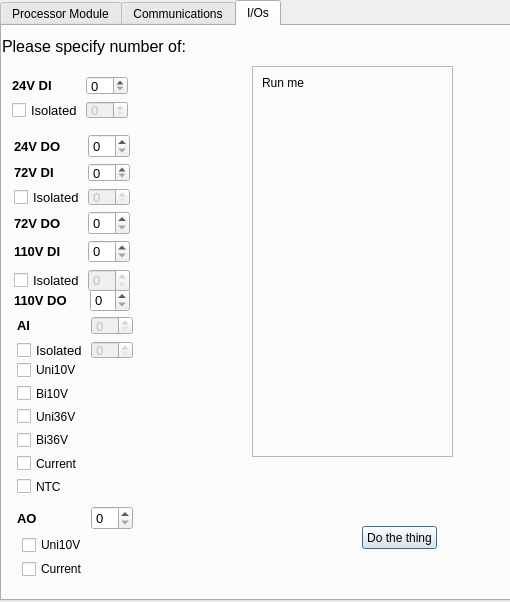
Before: the Qt Designer form untitled.ui in WRooke/PC3Configurator, drawn with Qt 5.
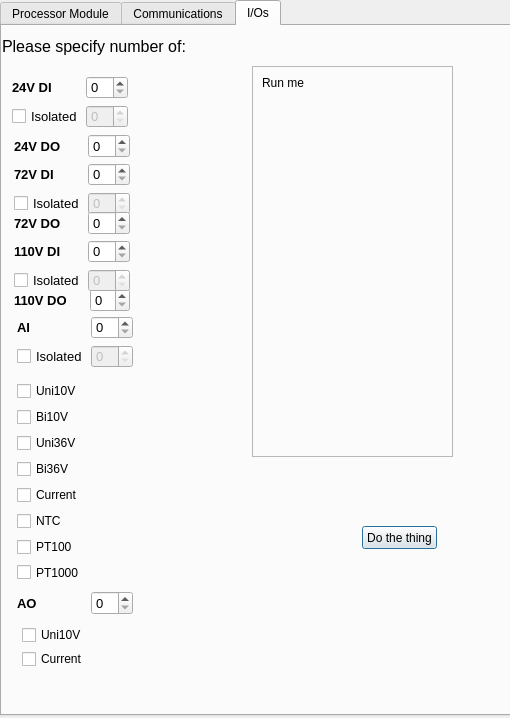
After: the same form once the commit is applied.

Commit message:
Updated GUI for PT100/1000 inputs
Thank christ for git, turns out its a bad idea to overwrite useful stuff without saving it first

Diff of the .ui file:
```diff
--- a/untitled.ui
+++ b/untitled.ui
@@ -7,7 +7,7 @@
     <x>0</x>
     <y>0</y>
     <width>510</width>
-    <height>602</height>
+    <height>718</height>
    </rect>
   </property>
   <property name="windowTitle">
@@ -19,7 +19,7 @@
      <x>0</x>
      <y>0</y>
      <width>511</width>
-     <height>601</height>
+     <height>716</height>
     </rect>
    </property>
    <property name="currentIndex">
@@ -177,13 +177,13 @@
       <string>Do the thing</string>
      </property>
     </widget>
-    <widget class="QWidget" name="">
+    <widget class="QWidget" name="layoutWidget">
      <property name="geometry">
       <rect>
        <x>10</x>
        <y>50</y>
        <width>116</width>
-       <height>43</height>
+       <height>52</height>
       </rect>
      </property>
      <layout class="QGridLayout" name="gridLayout">
@@ -254,13 +254,13 @@
       </item>
      </layout>
     </widget>
-    <widget class="QWidget" name="">
+    <widget class="QWidget" name="layoutWidget">
      <property name="geometry">
       <rect>
        <x>15</x>
        <y>290</y>
        <width>116</width>
-       <height>43</height>
+       <height>52</height>
       </rect>
      </property>
      <layout class="QGridLayout" name="gridLayout_7">
@@ -287,7 +287,7 @@
       <item row="0" column="1">
        <widget class="QSpinBox" name="AI">
         <property name="enabled">
-         <bool>false</bool>
+         <bool>true</bool>
         </property>
         <property name="font">
          <font>
@@ -340,11 +340,11 @@
       </item>
      </layout>
     </widget>
-    <widget class="QWidget" name="">
+    <widget class="QWidget" name="layoutWidget">
      <property name="geometry">
       <rect>
        <x>15</x>
-       <y>480</y>
+       <y>565</y>
        <width>116</width>
        <height>24</height>
       </rect>
@@ -387,7 +387,7 @@
       </item>
      </layout>
     </widget>
-    <widget class="QWidget" name="">
+    <widget class="QWidget" name="layoutWidget">
      <property name="geometry">
       <rect>
        <x>12</x>
@@ -443,13 +443,13 @@
       </item>
      </layout>
     </widget>
-    <widget class="QWidget" name="">
+    <widget class="QWidget" name="layoutWidget">
      <property name="geometry">
       <rect>
        <x>12</x>
        <y>137</y>
        <width>116</width>
-       <height>43</height>
+       <height>52</height>
       </rect>
      </property>
      <layout class="QGridLayout" name="gridLayout_4">
@@ -520,7 +520,7 @@
       </item>
      </layout>
     </widget>
-    <widget class="QWidget" name="">
+    <widget class="QWidget" name="layoutWidget">
      <property name="geometry">
       <rect>
        <x>12</x>
@@ -567,7 +567,7 @@
       </item>
      </layout>
     </widget>
-    <widget class="QWidget" name="">
+    <widget class="QWidget" name="layoutWidget">
      <property name="geometry">
       <rect>
        <x>12</x>
@@ -608,7 +608,7 @@
       </item>
      </layout>
     </widget>
-    <widget class="QWidget" name="">
+    <widget class="QWidget" name="layoutWidget">
      <property name="geometry">
       <rect>
        <x>12</x>
@@ -697,13 +697,13 @@
       </item>
      </layout>
     </widget>
-    <widget class="QWidget" name="">
+    <widget class="QWidget" name="layoutWidget">
      <property name="geometry">
       <rect>
        <x>15</x>
-       <y>335</y>
-       <width>62</width>
-       <height>134</height>
+       <y>355</y>
+       <width>72</width>
+       <height>201</height>
       </rect>
      </property>
      <layout class="QVBoxLayout" name="AICheckboxes">
@@ -749,13 +749,27 @@
         </property>
        </widget>
       </item>
+      <item>
+       <widget class="QCheckBox" name="AIPT100">
+        <property name="text">
+         <string>PT100</string>
+        </property>
+       </widget>
+      </item>
+      <item>
+       <widget class="QCheckBox" name="AIPT1000">
+        <property name="text">
+         <string>PT1000</string>
+        </property>
+       </widget>
+      </item>
      </layout>
     </widget>
-    <widget class="QWidget" name="">
+    <widget class="QWidget" name="layoutWidget">
      <property name="geometry">
       <rect>
        <x>20</x>
-       <y>510</y>
+       <y>600</y>
        <width>72</width>
        <height>42</height>
       </rect>
```
The commit also changes 2 other files.
